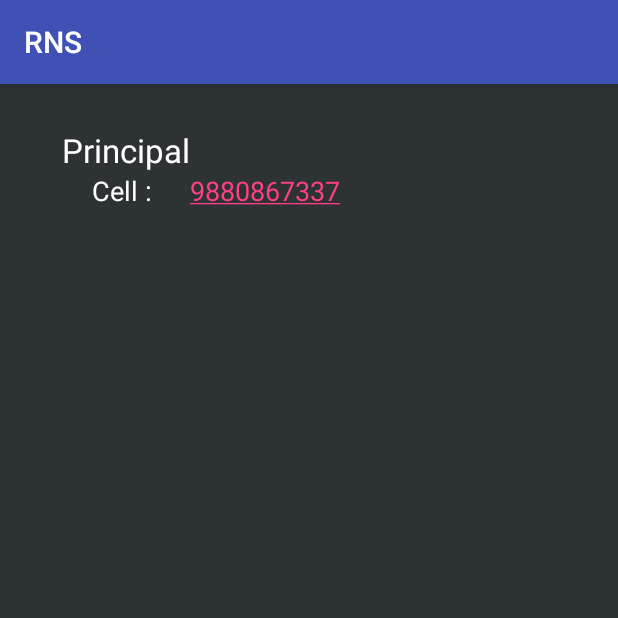
After one commit to CharanNK/RNSIT, an Android app: the fragment contact_main shown on its own in the app's theme, on a phone screen of 412 x 824 dp, the top half of it. The commit adds this screen. Run offline under Robolectric (Android 15) with nearby library versions, the phone set to English and light mode, and no system bars.

Commit message:
Added a fragment "Contact Us" Changed the background of navigation drawer

```diff
--- /dev/null
+++ b/app/src/main/java/com/smartamigos/rns/StartComponents/contactSection/contact_main.java
@@ -0,0 +1,20 @@
+package com.smartamigos.rns.StartComponents.contactSection;
+
+import android.app.Fragment;
+import android.os.Bundle;
+import android.support.annotation.Nullable;
+import android.view.LayoutInflater;
+import android.view.View;
+import android.view.ViewGroup;
+
+import com.smartamigos.rns.R;
+
+
+public class contact_main extends Fragment {
+    @Nullable
+    @Override
+    public View onCreateView(LayoutInflater inflater, ViewGroup container, Bundle savedInstanceState) {
+        View view = inflater.inflate(R.layout.contact_main,container,false);
+        return view;
+    }
+}
--- /dev/null
+++ b/app/src/main/res/layout/contact_main.xml
@@ -0,0 +1,39 @@
+<?xml version="1.0" encoding="utf-8"?>
+<RelativeLayout xmlns:android="http://schemas.android.com/apk/res/android"
+    android:orientation="vertical" android:layout_width="match_parent"
+    android:layout_height="match_parent"
+    android:background="#2D3234">
+
+    <TextView
+        android:layout_width="wrap_content"
+        android:layout_height="wrap_content"
+        android:textAppearance="?android:attr/textAppearanceLarge"
+        android:text="Principal"
+        android:id="@+id/textView8"
+        android:layout_alignParentTop="true"
+        android:layout_alignParentStart="true"
+        android:layout_marginStart="41dp"
+        android:layout_marginTop="29dp"
+        android:textColor="#ffffff" />
+
+    <TextView
+        android:layout_width="wrap_content"
+        android:layout_height="wrap_content"
+        android:textAppearance="?android:attr/textAppearanceMedium"
+        android:text="Cell : "
+        android:id="@+id/textView9"
+        android:layout_below="@+id/textView8"
+        android:layout_alignStart="@+id/textView8"
+        android:textColor="#ffffff"
+        android:layout_marginLeft="20dp" />
+
+    <TextView
+        android:layout_width="wrap_content"
+        android:layout_height="wrap_content"
+        android:textAppearance="?android:attr/textAppearanceMedium"
+        android:text="9880867337"
+        android:autoLink="phone"
+        android:id="@+id/textView10"
+        android:layout_alignTop="@+id/textView9"
+        android:layout_toEndOf="@+id/textView8" />
+</RelativeLayout>
--- a/app/src/main/res/menu/activity_main_drawer.xml
+++ b/app/src/main/res/menu/activity_main_drawer.xml
@@ -27,6 +27,10 @@
             android:icon="@drawable/ic_account_box_black_24dp"
             android:title="Account"/>
         <item
+            android:id="@+id/nav_contact"
+            android:icon="@drawable/phone"
+            android:title="Contact US"/>
+        <item
             android:id="@+id/nav_logout"
             android:icon="@drawable/ic_power_settings_new_black_24dp"
             android:title="Logout"/>
```
Also changed, not shown: app/src/main/java/com/smartamigos/rns/StartComponents/MainActivity.java (+10 -2 lines), app/src/main/res/layout/nav_header_main.xml (+9 -7 lines), settings.gradle (line endings or trailing spaces).
